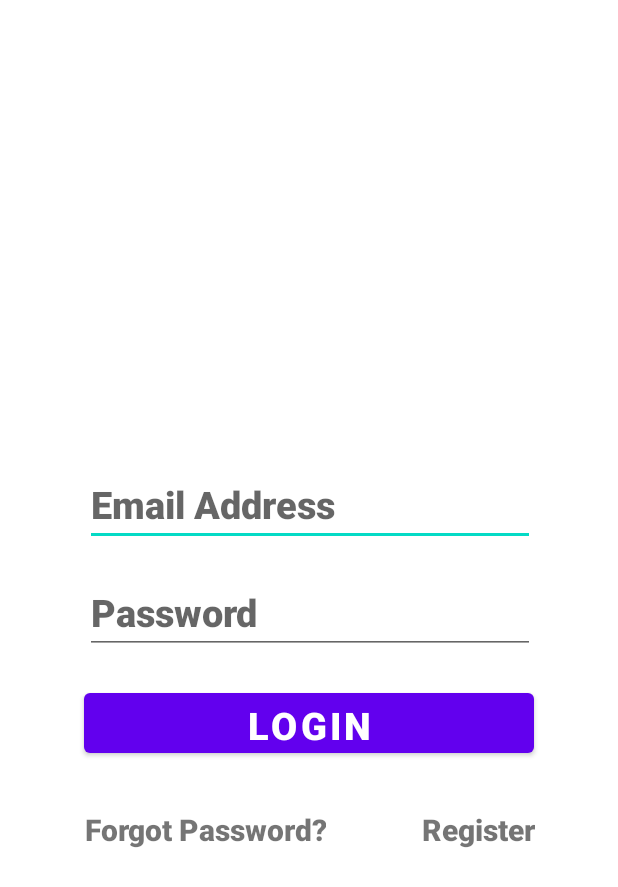
After one commit to andre279m/proj-cm-12, an Android app: the layout activity_authentication_page.xml on its own in the app's theme, with its tools: preview values and no code run, on a phone screen of 412 x 824 dp. The commit adds this screen. Shown: the top 887 px of the screen. Run offline under Robolectric (Android 15) with nearby library versions, the phone set to English and light mode, and no system bars.

Commit message:
Add files via upload

```diff
--- /dev/null
+++ b/app/src/main/res/layout/activity_authentication_page.xml
@@ -0,0 +1,93 @@
+<?xml version="1.0" encoding="utf-8"?>
+<androidx.constraintlayout.widget.ConstraintLayout xmlns:android="http://schemas.android.com/apk/res/android"
+    xmlns:app="http://schemas.android.com/apk/res-auto"
+    xmlns:tools="http://schemas.android.com/tools"
+    android:layout_width="match_parent"
+    android:layout_height="match_parent"
+    tools:context=".AuthenticationPage">
+
+    <EditText
+        android:id="@+id/login_email"
+        android:layout_width="300dp"
+        android:layout_height="52dp"
+        android:layout_marginStart="16dp"
+        android:layout_marginEnd="16dp"
+        android:layout_marginBottom="460dp"
+        android:ems="10"
+        android:hint="Email Address"
+        android:inputType="textEmailAddress"
+        app:layout_constraintBottom_toBottomOf="parent"
+        app:layout_constraintEnd_toEndOf="parent"
+        app:layout_constraintHorizontal_bias="0.506"
+        app:layout_constraintStart_toStartOf="parent"
+        android:textSize="25sp"
+        android:textStyle="bold"
+        android:fontFamily="sans-serif-medium"/>
+
+    <EditText
+        android:id="@+id/login_password"
+        android:layout_width="300dp"
+        android:layout_height="52dp"
+        android:layout_marginStart="16dp"
+        android:layout_marginEnd="16dp"
+        android:layout_marginBottom="388dp"
+        android:ems="10"
+        android:hint="Password"
+        android:inputType="textPassword"
+        app:layout_constraintBottom_toBottomOf="parent"
+        app:layout_constraintEnd_toEndOf="parent"
+        app:layout_constraintHorizontal_bias="0.506"
+        app:layout_constraintStart_toStartOf="parent"
+        android:textSize="25sp"
+        android:textStyle="bold"
+        android:fontFamily="sans-serif-medium"/>
+
+    <Button
+        android:id="@+id/login"
+        android:layout_width="300dp"
+        android:layout_height="52dp"
+        android:layout_marginStart="16dp"
+        android:layout_marginEnd="16dp"
+        android:layout_marginBottom="316dp"
+        android:text="Login"
+        app:layout_constraintBottom_toBottomOf="parent"
+        app:layout_constraintEnd_toEndOf="parent"
+        app:layout_constraintStart_toStartOf="parent"
+        android:textSize="25sp"
+        android:textStyle="bold"
+        android:fontFamily="sans-serif-medium"/>
+
+    <TextView
+        android:id="@+id/forgotpassword"
+        android:layout_width="wrap_content"
+        android:layout_height="45dp"
+        android:layout_marginBottom="248dp"
+        android:fontFamily="sans-serif-medium"
+        android:gravity="center"
+        android:text="Forgot Password?"
+        android:textSize="20sp"
+        android:textStyle="bold"
+        app:layout_constraintBottom_toBottomOf="parent"
+        app:layout_constraintEnd_toEndOf="parent"
+        app:layout_constraintHorizontal_bias="0.224"
+        app:layout_constraintStart_toStartOf="parent"
+
+        />
+
+    <TextView
+        android:id="@+id/login_register"
+        android:layout_width="wrap_content"
+        android:layout_height="45dp"
+        android:layout_marginBottom="248dp"
+        android:fontFamily="sans-serif-medium"
+        android:gravity="center"
+        android:text="Register"
+        android:textSize="20sp"
+        android:textStyle="bold"
+        app:layout_constraintBottom_toBottomOf="parent"
+        app:layout_constraintEnd_toEndOf="parent"
+        app:layout_constraintHorizontal_bias="0.835"
+        app:layout_constraintStart_toStartOf="parent"
+
+        />
+</androidx.constraintlayout.widget.ConstraintLayout>
```
Also changed, not shown: app/src/main/res/layout/activity_highscore.xml (+10 -76 lines), app/src/main/res/layout/activity_main.xml (+25 -0 lines), app/src/main/res/layout/activity_register_page.xml (added, +80 -0 lines), app/src/main/res/layout/activity_setup.xml (+0 -12 lines), app/src/main/res/layout/highscore_row_rview.xml (added, +78 -0 lines).
